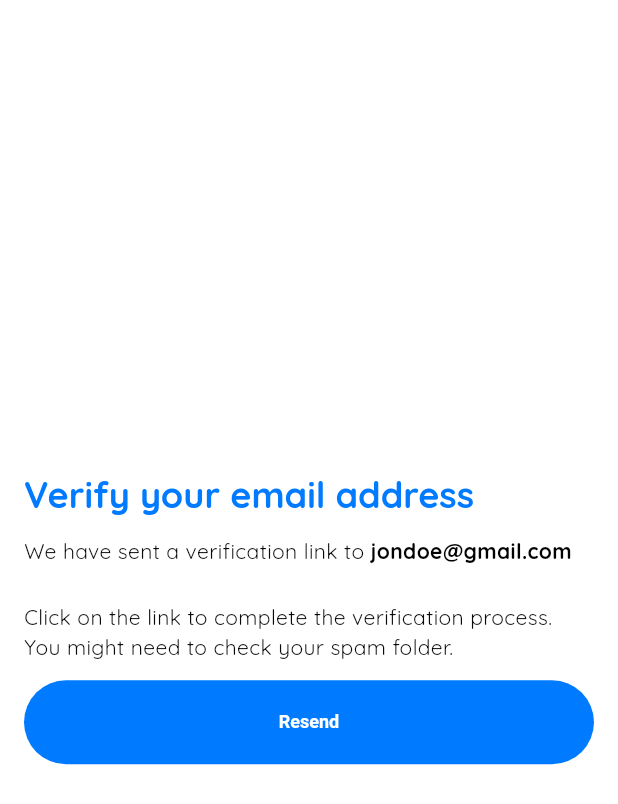
After one commit to hafizc8/run-tracker-app, a Flutter app: the VerificationView screen opened by its route, on a phone screen of 412 x 824 dp. The commit adds this screen. Shown: the top 804 px of the screen. Run offline on Flutter 3.47's test engine with Material 3 defaults, Android fonts, the phone set to English and light mode, and no system bars; our stand-ins replace flutter_svg, get, google_fonts.

Commit message:
create varification, verification success ui and add colorscheme in app_theme

```diff
--- a/lib/app/core/theme/app_theme.dart
+++ b/lib/app/core/theme/app_theme.dart
@@ -13,6 +13,7 @@ class TAppTheme {
   static ThemeData get lightTheme {
     return ThemeData(
       brightness: Brightness.light,
+      colorScheme: lightColorScheme,
       scaffoldBackgroundColor: lightColorScheme.background,
       primaryColor: lightColorScheme.primary,
       appBarTheme: TAppBarTheme.lightAppBarTheme,
--- /dev/null
+++ b/lib/app/modules/verification/views/verification_view.dart
@@ -0,0 +1,55 @@
+import 'package:flutter/material.dart';
+
+import 'package:get/get.dart';
+
+import '../controllers/verification_controller.dart';
+
+class VerificationView extends GetView<VerificationController> {
+  const VerificationView({Key? key}) : super(key: key);
+  @override
+  Widget build(BuildContext context) {
+    return Scaffold(
+      body: Center(
+        child: Padding(
+          padding: const EdgeInsets.symmetric(horizontal: 16),
+          child: Column(
+            mainAxisAlignment: MainAxisAlignment.center,
+            crossAxisAlignment: CrossAxisAlignment.start,
+            children: [
+              Text(
+                'Verify your email address',
+                style: Theme.of(context).textTheme.headlineMedium,
+              ),
+              const SizedBox(height: 12),
+              RichText(
+                text: TextSpan(
+                  text: 'We have sent a verification link to ',
+                  style: Theme.of(context).textTheme.bodyMedium,
+                  children: <TextSpan>[
+                    TextSpan(
+                      text: 'jondoe@gmail.com',
+                      style: Theme.of(context).textTheme.bodyMedium!.copyWith(
+                            color: Colors.black,
+                            fontWeight: FontWeight.bold,
+                          ),
+                    ),
+                  ],
+                ),
+              ),
+              const SizedBox(height: 24),
+              Text(
+                'Click on the link to complete the verification process. You might need to check your spam folder.',
+                style: Theme.of(context).textTheme.bodyMedium,
+              ),
+              const SizedBox(height: 12),
+              ElevatedButton(
+                onPressed: () {},
+                child: const Text('Resend'),
+              )
+            ],
+          ),
+        ),
+      ),
+    );
+  }
+}
--- a/lib/app/routes/app_pages.dart
+++ b/lib/app/routes/app_pages.dart
@@ -1,6 +1,10 @@
 import 'package:get/get.dart';
 import 'package:zest_mobile/app/modules/register/bindings/register_binding.dart';
 import 'package:zest_mobile/app/modules/register/views/register_view.dart';
+import 'package:zest_mobile/app/modules/verification/bindings/verification_binding.dart';
+import 'package:zest_mobile/app/modules/verification/views/verification_view.dart';
+import 'package:zest_mobile/app/modules/verification_success/bindings/verification_success_binding.dart';
+import 'package:zest_mobile/app/modules/verification_success/views/verification_success_view.dart';
 import '../modules/home/bindings/home_binding.dart';
 import '../modules/home/views/home_view.dart';
 import 'app_routes.dart';
@@ -17,5 +21,15 @@ class AppPages {
       page: () => const RegisterView(),
       binding: RegisterBinding(),
     ),
+    GetPage(
+      name: AppRoutes.verification,
+      page: () => const VerificationView(),
+      binding: VerificationBinding(),
+    ),
+    GetPage(
+      name: AppRoutes.verificationSuccess,
+      page: () => const VerificationSuccessView(),
+      binding: VerificationSuccessBinding(),
+    ),
   ];
 }
--- a/lib/app/routes/app_routes.dart
+++ b/lib/app/routes/app_routes.dart
@@ -1,4 +1,6 @@
 abstract class AppRoutes {
   static const home = '/home';
   static const register = '/register';
+  static const verification = '/verification';
+  static const verificationSuccess = '/verification-success';
 }
```
Also changed, not shown: lib/app/modules/verification/bindings/verification_binding.dart (added, +12 -0 lines), lib/app/modules/verification/controllers/verification_controller.dart (added, +23 -0 lines), lib/app/modules/verification_success/bindings/verification_success_binding.dart (added, +12 -0 lines), lib/app/modules/verification_success/controllers/verification_success_controller.dart (added, +23 -0 lines), lib/app/modules/verification_success/views/verification_success_view.dart (added, +45 -0 lines).
